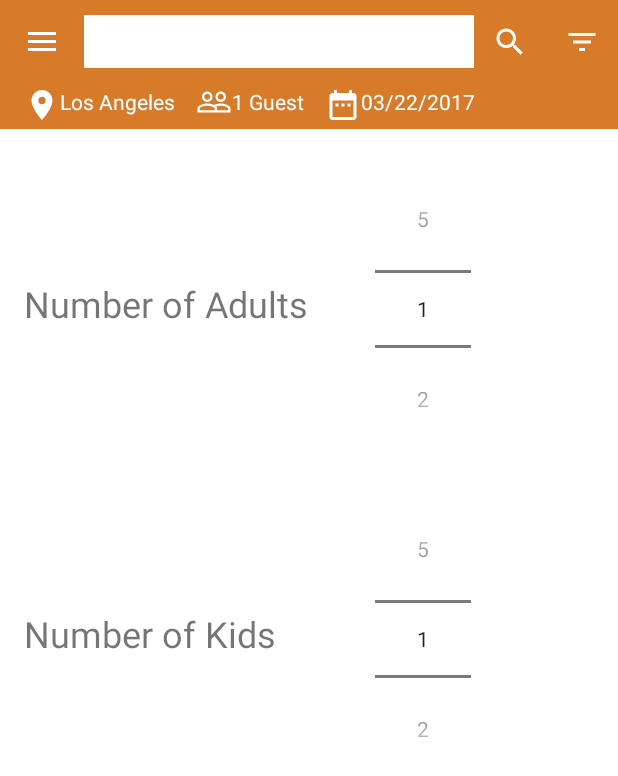
After one commit to Sriniketh/thelocalnick, an Android app: the fragment GuestFragment placed in its activity, on a phone screen of 412 x 824 dp. The commit adds this screen. Shown: the top 776 px of the screen. Run offline under Robolectric (Android 15) with nearby library versions, the phone set to English and light mode, and no system bars; our stand-ins replace RxJava; network calls fail; 6 statements that could not run were skipped.

Commit message:
Dialpg Fragments for Date, Location and Guests

```diff
--- a/app/build.gradle
+++ b/app/build.gradle
@@ -16,7 +16,7 @@
 
 android {
     compileSdkVersion 25
-    buildToolsVersion "24.0.2"
+    buildToolsVersion '25.0.0'
     defaultConfig {
         applicationId "booboo.thelocalnick"
         minSdkVersion 16
@@ -68,7 +68,7 @@
     compile 'com.daimajia.slider:library:1.1.5@aar'
     testCompile 'junit:junit:4.12'
     compile "org.jetbrains.kotlin:kotlin-stdlib:$kotlin_version"
-    kapt "com.android.databinding:compiler:2.2.0"
+    kapt "com.android.databinding:compiler:2.3.0"
     compile 'com.facebook.android:facebook-android-sdk:4.+'
     compile 'com.amazonaws:aws-android-sdk-core:2.2.+'
     compile 'com.amazonaws:aws-android-sdk-cognito:2.2.+'
--- /dev/null
+++ b/app/src/main/java/booboo/thelocalnick/tourListing/GuestFragment.kt
@@ -0,0 +1,52 @@
+package booboo.thelocalnick.tourListing
+
+import android.app.DialogFragment
+import android.app.Fragment
+import android.os.Bundle
+import android.view.LayoutInflater
+import android.view.View
+import android.view.ViewGroup
+import android.widget.Button
+import android.widget.NumberPicker
+import android.widget.TextView
+import booboo.thelocalnick.R
+
+
+/**
+ * Created by sidhesh on 3/25/17.
+ */
+
+class GuestFragment : DialogFragment(){
+    override fun onCreateView(inflater: LayoutInflater, container: ViewGroup?, savedInstanceState: Bundle?): View? {
+        val mainview = inflater.inflate(R.layout.guest_picker_layout, container, false)
+
+        return mainview
+    }
+    override fun onStart() {
+        super.onStart()
+        val dialog = dialog
+        if (dialog != null) {
+            dialog.window.setLayout(ViewGroup.LayoutParams.MATCH_PARENT, ViewGroup.LayoutParams.MATCH_PARENT)
+            //dialog.window.setBackgroundDrawable(ColorDrawable(Color.TRANSPARENT))
+        }
+    }
+    override fun onViewCreated(view: View, savedInstanceState: Bundle?) {
+        super.onViewCreated(view, savedInstanceState)
+        val number = view.findViewById(R.id.numberPicker) as NumberPicker
+        number.maxValue=5
+        number.minValue=1
+        val numberKids = view.findViewById(R.id.numberPicker1) as NumberPicker
+        numberKids.maxValue=5
+        numberKids.minValue=1
+        val saveButton = view.findViewById(R.id.save2)
+        saveButton.setOnClickListener{
+            val guest = activity.findViewById(R.id.guests) as TextView
+            if(number.value == 1)
+                guest.setText("1 Guest")
+            else
+                guest.setText((number.value).toString()+" Guests")
+            dismiss()
+        }
+
+    }
+}
--- a/app/src/main/res/layout/app_bar.xml
+++ b/app/src/main/res/layout/app_bar.xml
@@ -1,4 +1,5 @@
 <?xml version="1.0" encoding="utf-8"?>
+
 <android.support.design.widget.CoordinatorLayout xmlns:android="http://schemas.android.com/apk/res/android"
     xmlns:app="http://schemas.android.com/apk/res-auto"
     xmlns:tools="http://schemas.android.com/tools"
@@ -106,6 +107,7 @@
         </android.support.design.widget.CollapsingToolbarLayout>
 
     </android.support.design.widget.AppBarLayout>
+
     <android.support.v4.widget.NestedScrollView
         android:layout_width="match_parent"
         android:layout_height="match_parent"
--- /dev/null
+++ b/app/src/main/res/layout/guest_picker_layout.xml
@@ -0,0 +1,72 @@
+<?xml version="1.0" encoding="utf-8"?>
+<RelativeLayout xmlns:android="http://schemas.android.com/apk/res/android"
+    android:orientation="vertical" android:layout_width="match_parent"
+    android:layout_height="match_parent">
+
+
+    <Button
+        android:id="@+id/save2"
+        android:layout_width="match_parent"
+        android:layout_height="wrap_content"
+        android:layout_weight="0.05"
+        android:layout_alignParentBottom="true"
+        android:layout_marginBottom="5dp"
+        android:backgroundTint="@color/colorPrimary"
+        android:textColor="@color/white"
+        android:text="Save" />
+    <TextView
+        android:id="@+id/textView2"
+        android:layout_width="wrap_content"
+        android:layout_height="wrap_content"
+        android:layout_alignParentStart="true"
+        android:layout_alignParentLeft="true"
+        android:layout_marginEnd="40dp"
+        android:layout_marginRight="40dp"
+        android:layout_marginTop="100dp"
+        android:layout_marginStart="16dp"
+        android:layout_marginLeft="16dp"
+        android:textSize="24sp"
+        android:text="Number of Adults" />
+    <NumberPicker
+        android:id="@+id/numberPicker"
+        android:layout_width="wrap_content"
+        android:layout_height="wrap_content"
+        android:layout_alignParentLeft="true"
+        android:layout_alignParentStart="true"
+        android:layout_alignParentTop="true"
+        android:layout_marginLeft="250dp"
+        android:layout_marginStart="250dp"
+        android:layout_marginTop="30dp"
+        android:layout_toEndOf="@id/textView2"
+        android:layout_toRightOf="@id/textView2"
+        android:layout_alignTop="@id/textView2"
+         />
+    <TextView
+        android:id="@+id/textView3"
+        android:layout_width="wrap_content"
+        android:layout_height="wrap_content"
+        android:layout_alignParentStart="true"
+        android:layout_alignParentLeft="true"
+        android:layout_marginEnd="40dp"
+        android:layout_marginRight="40dp"
+        android:layout_marginTop="320dp"
+        android:layout_marginStart="16dp"
+        android:layout_marginLeft="16dp"
+        android:textSize="24sp"
+        android:text="Number of Kids" />
+    <NumberPicker
+        android:id="@+id/numberPicker1"
+        android:layout_width="wrap_content"
+        android:layout_height="wrap_content"
+        android:layout_alignParentLeft="true"
+        android:layout_alignParentStart="true"
+        android:layout_alignParentTop="true"
+        android:layout_marginLeft="250dp"
+        android:layout_marginStart="250dp"
+        android:layout_marginTop="250dp"
+        android:layout_toEndOf="@id/textView2"
+        android:layout_toRightOf="@id/textView2"
+        android:layout_alignTop="@id/textView2"
+        />
+
+</RelativeLayout>
--- a/app/src/main/res/values/styles.xml
+++ b/app/src/main/res/values/styles.xml
@@ -5,11 +5,13 @@
         <!-- Customize your theme here. -->
         <item name="colorPrimary">@color/colorPrimary</item>
         <item name="colorPrimaryDark">@color/colorPrimaryDark</item>
-        <item name="colorAccent">@color/colorAccent</item>
+        <item name="colorAccent">@color/colorPrimary</item>
         <item name="windowActionBar">false</item>
         <item name="windowNoTitle">true</item>
     </style>
-
+    <style name="MyDatePickerDialogTheme" parent="Theme.AppCompat.Light.Dialog">
+        <item name="colorAccent">@color/colorPrimary</item>
+    </style>
     <style name="FullscreenTheme" parent="AppTheme">
         <item name="android:actionBarStyle">@style/FullscreenActionBarStyle</item>
         <item name="android:windowActionBarOverlay">true</item>
--- a/build.gradle
+++ b/build.gradle
@@ -6,7 +6,7 @@
         jcenter()
     }
     dependencies {
-        classpath 'com.android.tools.build:gradle:2.2.3'
+        classpath 'com.android.tools.build:gradle:2.3.0'
         classpath "org.jetbrains.kotlin:kotlin-gradle-plugin:$kotlin_version"
 
         // NOTE: Do not place your application dependencies here; they belong
```
Also changed, not shown: app/src/main/java/booboo/thelocalnick/AmazonCognito/AmazonCognitoHelper.java (+8 -6 lines), app/src/main/java/booboo/thelocalnick/tourListing/DateFragment.kt (added, +51 -0 lines), app/src/main/java/booboo/thelocalnick/tourListing/HomeScreenActivity.kt (+59 -1 lines), app/src/main/java/booboo/thelocalnick/tourListing/LocationFragment.kt (added, +60 -0 lines), app/src/main/res/layout/date_picker_layout.xml (added, +26 -0 lines), app/src/main/res/layout/location_fragment.xml (added, +26 -0 lines), gradle/wrapper/gradle-wrapper.properties.
